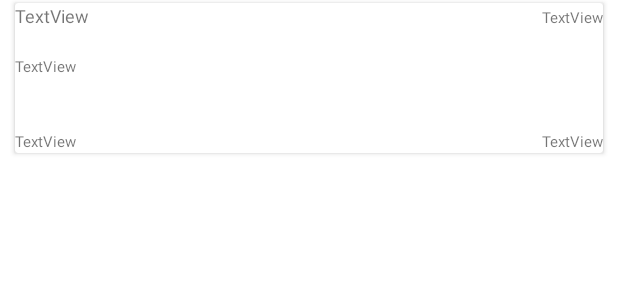
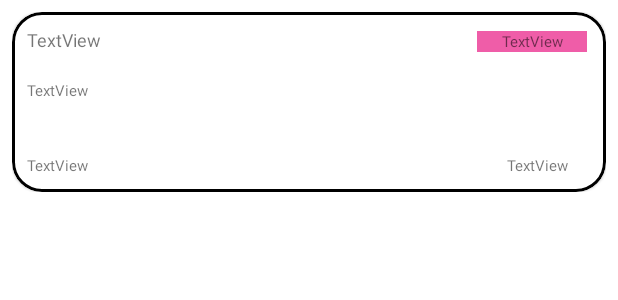
Before and after one commit to marcellof23/Android-App-PerduliLindungi, an Android app: the layout list_bookmark.xml on its own in the app's theme, with its tools: preview values and no code run, on a phone screen of 412 x 824 dp. Shown: the top 300 px of the screen. Run offline under Robolectric (Android 15) with nearby library versions, the phone set to English and light mode, and no system bars.

Commit message:
finish bookmark

```diff
--- a/app/build.gradle
+++ b/app/build.gradle
@@ -68,6 +68,8 @@ dependencies {
     implementation 'com.squareup.retrofit2:retrofit:2.9.0'
     implementation 'com.squareup.retrofit2:converter-gson:2.9.0'
 
+    implementation 'com.google.android.material:material:1.0.0'
+
     implementation "androidx.recyclerview:recyclerview:1.2.1"
 
     implementation "androidx.room:room-runtime:$room_version"
--- a/app/src/main/java/com/example/perludilindungi/adapter/Adapter.kt
+++ b/app/src/main/java/com/example/perludilindungi/adapter/Adapter.kt
@@ -1,5 +1,6 @@
 package com.example.perludilindungi.adapter
 
+import android.content.Intent
 import android.util.Log
 import android.view.LayoutInflater
 import android.view.View
@@ -9,6 +10,8 @@ import androidx.navigation.findNavController
 import androidx.recyclerview.widget.RecyclerView
 import com.example.perludilindungi.R
 import com.example.perludilindungi.models.faskes.FaskesItem
+import com.example.perludilindungi.ui.bookmark.BookmarkActivity
+import com.example.perludilindungi.ui.bookmark.DetailFaskesActivity
 import com.example.perludilindungi.ui.bookmark.FaskesDetailFragment
 import kotlinx.android.synthetic.main.list_bookmark.view.*
 
@@ -24,13 +27,11 @@ class FaskesAdapter(private val list:ArrayList<FaskesItem?>) : RecyclerView.Adap
         holder.view.FaskesType.text = list?.get(position)?.type
         holder.view.FaskesNumber.text = list?.get(position)?.number
         holder.itemView.setOnClickListener(object :View.OnClickListener{
-            override fun onClick(v: View?) {
-                val activity = holder.view.context as AppCompatActivity
-                val detailFaskesDetailFragment =  FaskesDetailFragment()
-                activity.supportFragmentManager.beginTransaction().replace(R.id.recycler_view_bookmark, detailFaskesDetailFragment).addToBackStack(null).commit()
+            override fun onClick(v: View) {
+                val intent =  Intent(v.getContext(), DetailFaskesActivity::class.java)
+                v.getContext().startActivity(intent)
             }
         })
-        Log.d("position", position.toString())
     }
 
     override fun getItemCount(): Int = list?.size
--- a/app/src/main/java/com/example/perludilindungi/ui/bookmark/BookmarkActivity.kt
+++ b/app/src/main/java/com/example/perludilindungi/ui/bookmark/BookmarkActivity.kt
@@ -43,5 +43,19 @@ class BookmarkActivity : AppCompatActivity(), IUseBottomNav {
 
         val textView: TextView = binding.textBookmark
         textView.setText("Bookmark Faskes")
+
+        val navView: BottomNavigationView = binding.navView
+
+        val navController = findNavController(R.id.nav_host_fragment_activity_bookmark)
+        // Passing each menu ID as a set of Ids because each
+        // menu should be considered as top level destinations.
+        val appBarConfiguration = AppBarConfiguration(
+            setOf(
+                R.id.navigation_news, R.id.navigation_location, R.id.navigation_bookmark
+            )
+        )
+
+        setupActionBarWithNavController(navController, appBarConfiguration)
+        navView.setupWithNavController(navController)
     }
 }
--- a/app/src/main/res/layout/list_bookmark.xml
+++ b/app/src/main/res/layout/list_bookmark.xml
@@ -1,24 +1,33 @@
 <?xml version="1.0" encoding="utf-8"?>
 <androidx.constraintlayout.widget.ConstraintLayout xmlns:android="http://schemas.android.com/apk/res/android"
-    android:layout_width="match_parent"
-    android:layout_height="wrap_content">
-    <LinearLayout
-        android:layout_width="match_parent"
-        android:layout_height="match_parent"
-        android:orientation="vertical">
+    xmlns:app="http://schemas.android.com/apk/res-auto"
+    xmlns:tools="http://schemas.android.com/tools"
+    android:layout_width="fill_parent"
+    android:layout_height="wrap_content"
+    android:layout_marginHorizontal="8dp"
+    android:layout_marginVertical="8dp"
+    app:circularflow_radiusInDP="20">
 
-        <androidx.cardview.widget.CardView
+    <com.google.android.material.card.MaterialCardView
         android:id="@+id/cardList"
         android:layout_width="match_parent"
-            android:layout_height="100dp"
-            android:layout_marginTop="2dp"
-            android:layout_marginBottom="4dp"
-            android:layout_marginLeft="10dp"
-            android:layout_marginRight="10dp">
+        android:layout_height="120dp"
+        android:paddingHorizontal="10dp"
+        android:paddingTop="20dp"
+        app:cardCornerRadius="20dp"
+        app:layout_constraintBottom_toBottomOf="parent"
+        app:layout_constraintEnd_toEndOf="parent"
+        app:layout_constraintStart_toStartOf="parent"
+        app:layout_constraintTop_toTopOf="parent"
+        app:rippleColor="#000000"
+        app:strokeColor="#000000"
+        app:strokeWidth="2dp">
 
         <GridLayout
             android:layout_width="match_parent"
-                android:layout_height="match_parent">
+            android:layout_height="match_parent"
+            android:paddingHorizontal="10dp"
+            android:paddingVertical="10dp">
 
 
             <TextView
@@ -27,7 +36,7 @@
                 android:layout_height="35dp"
                 android:layout_weight="1"
                 android:text="TextView"
-                    android:textSize="12sp"/>
+                android:textSize="12sp" />
 
             <TextView
                 android:id="@+id/FaskesAddress"
@@ -38,6 +47,7 @@
                 android:layout_weight="1"
                 android:text="TextView"
                 android:textSize="10sp" />
+
             <TextView
                 android:id="@+id/FaskesNumber"
                 android:layout_width="300dp"
@@ -45,33 +55,32 @@
                 android:layout_row="2"
                 android:layout_column="0"
                 android:text="TextView"
-                    android:textSize="10sp"/>
+                android:textSize="10sp" />
+
 
             <TextView
                 android:id="@+id/FaskesType"
-                    android:layout_width="wrap_content"
+                android:layout_width="73dp"
                 android:layout_height="wrap_content"
                 android:layout_row="0"
                 android:layout_column="3"
                 android:layout_weight="1"
+                android:background="#EF5DA8"
+                android:paddingHorizontal="10dp"
                 android:text="TextView"
-                    android:textAlignment="viewEnd"
+                android:textAlignment="center"
                 android:textSize="10sp" />
-
 
             <TextView
                 android:id="@+id/FaskesCode"
-                    android:layout_width="wrap_content"
+                android:layout_width="80dp"
                 android:layout_height="wrap_content"
                 android:layout_row="2"
                 android:layout_column="3"
                 android:text="TextView"
-                    android:textAlignment="viewEnd"
+                android:textAlignment="center"
                 android:textSize="10sp" />
 
         </GridLayout>
-
-        </androidx.cardview.widget.CardView>
-
-    </LinearLayout>
+    </com.google.android.material.card.MaterialCardView>
 </androidx.constraintlayout.widget.ConstraintLayout>
```
Also changed, not shown: app/src/main/java/com/example/perludilindungi/adapter/AdapterFaskes.kt (deleted, +0 -64 lines). Lines whose indentation alone changed are shown as unchanged.
